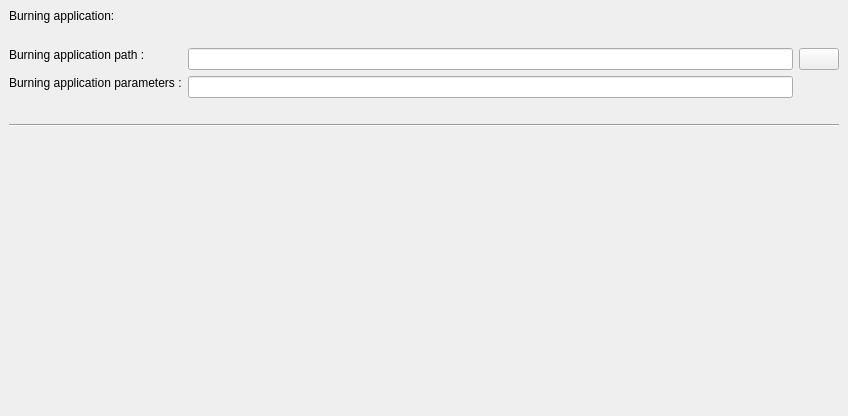
Before: the Qt Designer form starviewer/src/inputoutput/qdicomdirconfigurationscreenbase.ui in starviewer-medical/starviewer, drawn with Qt 5.
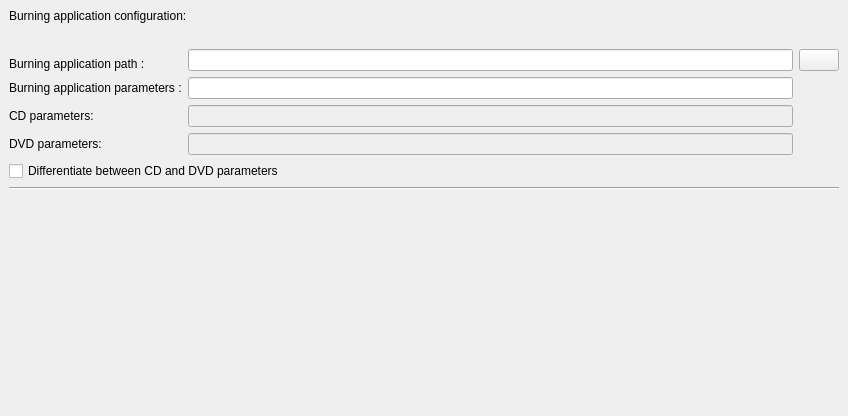
After: the same form once the commit is applied. Icons and pictures are not drawn.

Patch:
```diff
--- a/starviewer/src/inputoutput/qdicomdirconfigurationscreenbase.ui
+++ b/starviewer/src/inputoutput/qdicomdirconfigurationscreenbase.ui
@@ -36,14 +36,14 @@
    <property name="spacing">
     <number>6</number>
    </property>
-   <item row="1" column="0">
+   <item row="1" column="1">
     <widget class="QLabel" name="label">
      <property name="text">
-      <string>Burning application:</string>
+      <string>Burning application configuration:</string>
      </property>
     </widget>
    </item>
-   <item row="3" column="0">
+   <item row="3" column="1">
     <layout class="QHBoxLayout">
      <property name="spacing">
       <number>6</number>
@@ -59,6 +59,22 @@
        <property name="margin">
         <number>0</number>
        </property>
+       <item>
+        <widget class="QLabel" name="burningLabel">
+         <property name="text">
+          <string/>
+         </property>
+         <property name="textFormat">
+          <enum>Qt::AutoText</enum>
+         </property>
+         <property name="openExternalLinks">
+          <bool>false</bool>
+         </property>
+         <property name="textInteractionFlags">
+          <set>Qt::LinksAccessibleByKeyboard|Qt::LinksAccessibleByMouse</set>
+         </property>
+        </widget>
+       </item>
        <item>
         <widget class="QLabel" name="textLabel1_9">
          <property name="sizePolicy">
@@ -97,6 +113,26 @@
          </property>
         </widget>
        </item>
+       <item>
+        <widget class="QLabel" name="labelCDParameters">
+         <property name="enabled">
+          <bool>true</bool>
+         </property>
+         <property name="text">
+          <string>CD parameters:</string>
+         </property>
+        </widget>
+       </item>
+       <item>
+        <widget class="QLabel" name="labelDVDParameteres">
+         <property name="enabled">
+          <bool>true</bool>
+         </property>
+         <property name="text">
+          <string>DVD parameters:</string>
+         </property>
+        </widget>
+       </item>
       </layout>
      </item>
      <item>
@@ -107,7 +143,7 @@
        <property name="spacing">
         <number>6</number>
        </property>
-       <item row="0" column="1">
+       <item row="1" column="1">
         <widget class="QPushButton" name="m_buttonExaminateBurningApplication">
          <property name="toolTip">
           <string>Examine disk to find the database</string>
@@ -121,68 +157,92 @@
          </property>
         </widget>
        </item>
-       <item row="1" column="0">
+       <item row="2" column="0">
         <widget class="QLineEdit" name="m_textBurningApplicationParameters"/>
        </item>
+       <item row="1" column="0">
+        <widget class="QLineEdit" name="m_textBurningApplicationPath">
+         <property name="enabled">
+          <bool>true</bool>
+         </property>
+        </widget>
+       </item>
+       <item row="3" column="0">
+        <widget class="QLineEdit" name="m_textBurningApplicationCDParameters">
+         <property name="enabled">
+          <bool>false</bool>
+         </property>
+         <property name="sizePolicy">
+          <sizepolicy hsizetype="Expanding" vsizetype="Fixed">
+           <horstretch>0</horstretch>
+           <verstretch>0</verstretch>
+          </sizepolicy>
+         </property>
+         <property name="maximumSize">
+          <size>
+           <width>16777215</width>
+           <height>16777215</height>
+          </size>
+         </property>
+        </widget>
+       </item>
+       <item row="4" column="0">
+        <widget class="QLineEdit" name="m_textBurningApplicationDVDParameters">
+         <property name="enabled">
+          <bool>false</bool>
+         </property>
+         <property name="sizePolicy">
+          <sizepolicy hsizetype="Expanding" vsizetype="Fixed">
+           <horstretch>0</horstretch>
+           <verstretch>0</verstretch>
+          </sizepolicy>
+         </property>
+        </widget>
+       </item>
        <item row="0" column="0">
-        <widget class="QLineEdit" name="m_textBurningApplicationPath"/>
+        <widget class="QLabel" name="burningWebLabel">
+         <property name="text">
+          <string/>
+         </property>
+         <property name="openExternalLinks">
+          <bool>true</bool>
+         </property>
+        </widget>
        </item>
       </layout>
      </item>
     </layout>
    </item>
-   <item row="4" column="0">
-    <widget class="QLabel" name="burningLabel">
-     <property name="text">
-      <string/>
-     </property>
-     <property name="textFormat">
-      <enum>Qt::AutoText</enum>
-     </property>
-     <property name="openExternalLinks">
-      <bool>true</bool>
-     </property>
-     <property name="textInteractionFlags">
-      <set>Qt::LinksAccessibleByKeyboard|Qt::LinksAccessibleByMouse</set>
-     </property>
-    </widget>
-   </item>
-   <item row="7" column="0">
-    <spacer name="verticalSpacer">
-     <property name="orientation">
-      <enum>Qt::Vertical</enum>
-     </property>
-     <property name="sizeHint" stdset="0">
-      <size>
-       <width>24</width>
-       <height>44</height>
-      </size>
-     </property>
-    </spacer>
-   </item>
-   <item row="6" column="0">
+   <item row="5" column="1">
     <widget class="Line" name="line">
      <property name="orientation">
       <enum>Qt::Horizontal</enum>
      </property>
     </widget>
    </item>
-   <item row="2" column="0">
-    <spacer name="verticalSpacer_2">
+   <item row="6" column="1">
+    <spacer name="verticalSpacer">
      <property name="orientation">
       <enum>Qt::Vertical</enum>
      </property>
-     <property name="sizeType">
-      <enum>QSizePolicy::Fixed</enum>
-     </property>
      <property name="sizeHint" stdset="0">
       <size>
-       <width>13</width>
-       <height>19</height>
+       <width>20</width>
+       <height>40</height>
       </size>
      </property>
     </spacer>
    </item>
+   <item row="4" column="1">
+    <widget class="QCheckBox" name="m_checkBoxDifferentiateBetweenCDDVDParameteres">
+     <property name="enabled">
+      <bool>true</bool>
+     </property>
+     <property name="text">
+      <string>Differentiate between CD and DVD parameters</string>
+     </property>
+    </widget>
+   </item>
   </layout>
  </widget>
  <layoutdefault spacing="6" margin="11"/>
```
Left out of the diff: 35 changed lines with no effect on the pictures.
